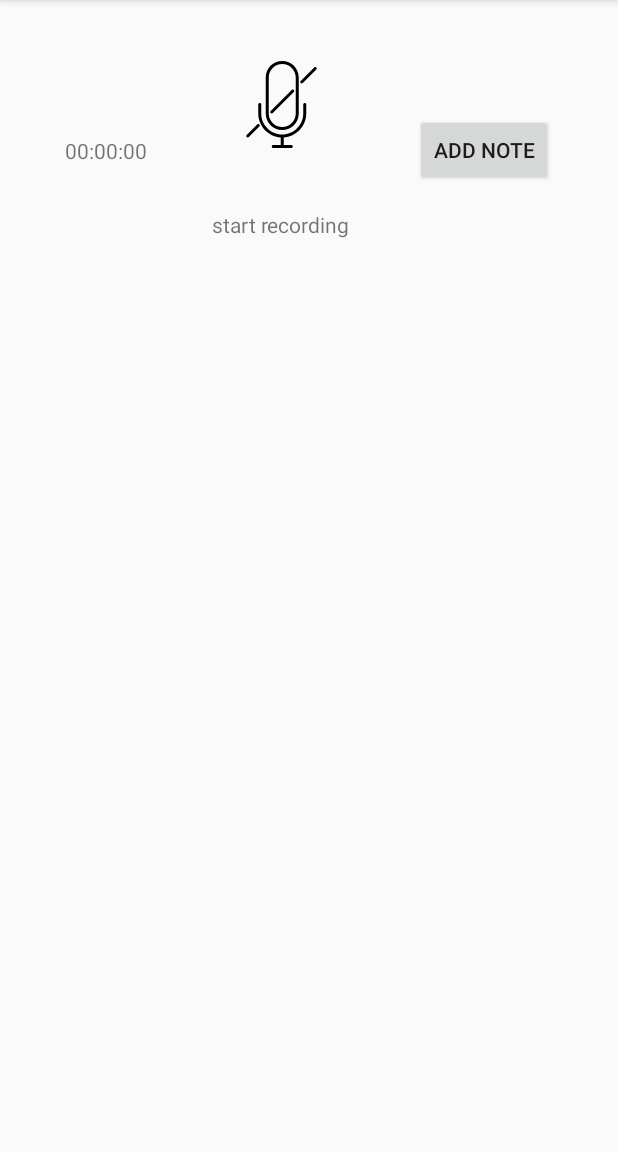
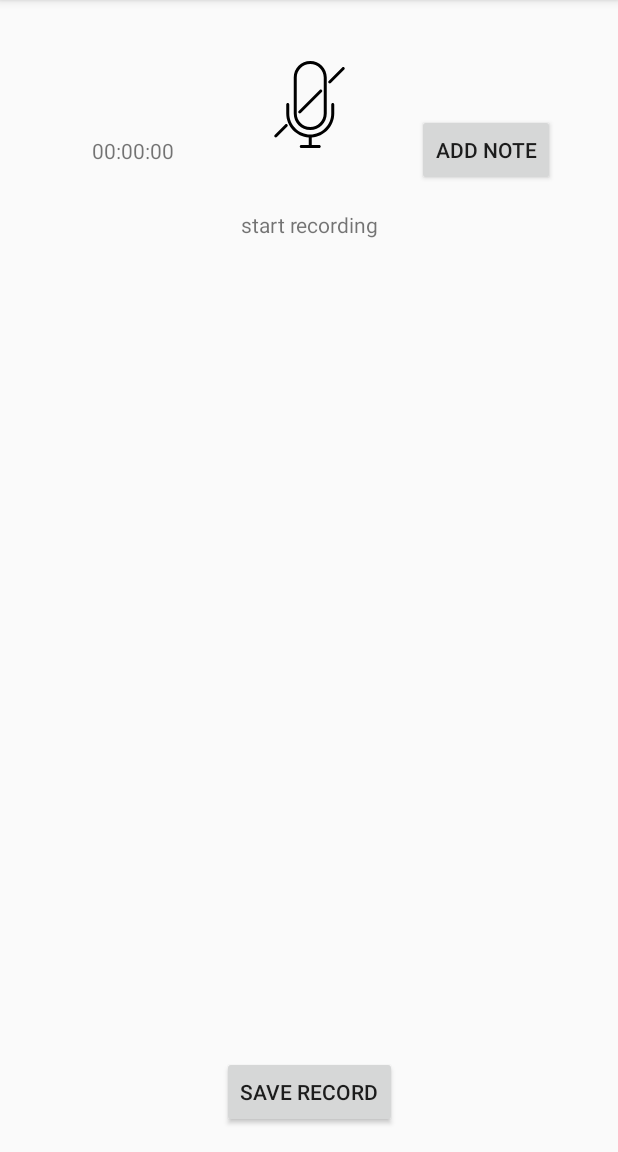
Before and after one commit to niyaz1998/lecture_recorder, an Android app: the screen it shows after launch (RecorderActivity), after a tap on an icon or button, on a phone screen of 412 x 824 dp, the part 84-1236 px from its top. Run offline under Robolectric (Android 15) with nearby library versions, the phone set to English and light mode, and no system bars.

Commit message:
finished functionality of recording scene

```diff
--- /dev/null
+++ b/app/src/main/java/com/example/lecturerecorder/model/Note.kt
@@ -0,0 +1,3 @@
+package com.example.lecturerecorder.model
+
+data class Note(var text: String, var seconds: Long)
--- a/app/src/main/java/com/example/lecturerecorder/recorder_activity/RecorderActivity.kt
+++ b/app/src/main/java/com/example/lecturerecorder/recorder_activity/RecorderActivity.kt
@@ -3,11 +3,13 @@ package com.example.lecturerecorder.recorder_activity
 import android.Manifest
 import android.content.pm.PackageManager
 import android.os.Bundle
-import android.util.Log
 import android.view.View
 import androidx.appcompat.app.AppCompatActivity
 import androidx.core.app.ActivityCompat
+import androidx.recyclerview.widget.LinearLayoutManager
 import com.example.lecturerecorder.R
+import com.example.lecturerecorder.model.Note
+import com.example.lecturerecorder.utils.formatTime
 import kotlinx.android.synthetic.main.activity_recorder.*
 
 
@@ -25,15 +27,31 @@ class RecorderActivity : AppCompatActivity() {
 
         val fileName = "${externalCacheDir?.absolutePath}/audiorecordtest.3gp"
 
-        viewModel = RecorderViewModel(fileName, this)
+        viewModel = RecorderViewModel(fileName, this, mutableListOf())
 
-        Log.e("recorder path", fileName)
         bMain.setOnClickListener {
             viewModel?.onMainButtonPressed()
         }
 
         bAddNote.setOnClickListener {
+            viewModel?.addNote()
         }
+        bAddNote.isEnabled = false
+
+        val viewManager = LinearLayoutManager(this)
+        val viewAdapter = NotesAdapter(
+            emptyList(),
+            { viewModel?.onNoteRemove(it) },
+            { index, text -> viewModel?.onTextChangedRemove(index, text) }
+        )
+        rvNotes.apply {
+            setHasFixedSize(true)
+            layoutManager = viewManager
+            adapter = viewAdapter
+        }
+
+        bSave.setOnClickListener { viewModel?.onSavePressed() }
+
         ActivityCompat.requestPermissions(
             this,
             permissions,
@@ -65,28 +83,30 @@ class RecorderActivity : AppCompatActivity() {
         viewModel?.onStop()
     }
 
-    fun setTime(millis: Long) {
+    fun setTime(seconds: Long) {
         runOnUiThread {
-            val seconds = (millis / 1000).toInt()
-            val minutes = seconds / 60
-            val hours = minutes / 60
-
-            val text = "${formatForTime(hours)}:${formatForTime(minutes)}:${formatForTime(seconds)}"
-
-            textTimer.text = text
+            textTimer.text = formatTime(seconds)
         }
-    }
-
-    private fun formatForTime(value: Int): String {
-        return if (value < 10) "0${value}" else value.toString()
     }
 
     fun setButton(state: ButtonState) {
         when (state) {
             ButtonState.RECORD -> bMain.setImageResource(R.drawable.ic_radio)
             ButtonState.STOP_RECORD -> bMain.setImageResource(R.drawable.ic_mute)
-            ButtonState.NULL -> bMain.visibility = View.GONE
+            ButtonState.NULL -> bMain.visibility = View.INVISIBLE
         }
+    }
+
+    fun showNotesList(notes: List<Note>) {
+        val viewAdapter = NotesAdapter(notes,
+            { viewModel?.onNoteRemove(it) },
+            { index, text -> viewModel?.onTextChangedRemove(index, text) }
+        )
+        rvNotes.swapAdapter(viewAdapter, false)
+    }
+
+    fun enableAddNodeButton(enabled: Boolean) {
+        bAddNote.isEnabled = enabled
     }
 }
 
--- a/app/src/main/java/com/example/lecturerecorder/recorder_activity/RecorderViewModel.kt
+++ b/app/src/main/java/com/example/lecturerecorder/recorder_activity/RecorderViewModel.kt
@@ -2,6 +2,7 @@ package com.example.lecturerecorder.recorder_activity
 
 import android.media.MediaRecorder
 import android.util.Log
+import com.example.lecturerecorder.model.Note
 import java.io.IOException
 import java.util.*
 
@@ -10,10 +11,15 @@ enum class RecorderState { NOT_STARTED, RECORDING, RECORDED }
 
 private const val LOG_TAG = "RecorderViewModel"
 
-class RecorderViewModel(private val fileName: String, private val view: RecorderActivity) {
+class RecorderViewModel(
+    private val fileName: String,
+    private val view: RecorderActivity,
+    private var notes: MutableList<Note>
+) {
     private var recorder: MediaRecorder? = null
     private var state: RecorderState = RecorderState.NOT_STARTED
     private var timer: Timer? = null
+    private var timerStartTime: Calendar? = null
 
     init {
         view.setButton(ButtonState.RECORD)
@@ -25,11 +31,13 @@ class RecorderViewModel(private val fileName: String, private val view: Recorder
             startTimer()
             state = RecorderState.RECORDING
             view.setButton(ButtonState.STOP_RECORD)
+            view.enableAddNodeButton(true)
         } else if (state == RecorderState.RECORDING) {
             stopRecording()
             stopTimer()
             state = RecorderState.RECORDED
             view.setButton(ButtonState.NULL)
+            view.enableAddNodeButton(false)
         }
     }
 
@@ -38,6 +46,10 @@ class RecorderViewModel(private val fileName: String, private val view: Recorder
         recorder?.reset()
         recorder?.release()
         recorder = null
+    }
+
+    fun onSavePressed() {
+        printData()
     }
 
     private fun startRecording() {
@@ -68,25 +80,45 @@ class RecorderViewModel(private val fileName: String, private val view: Recorder
 
     private fun startTimer() {
         timer = Timer()
-        timer?.schedule(MillisPassedTimer(Calendar.getInstance()) {
-            view.setTime(it)
+        timerStartTime = Calendar.getInstance()
+        timer?.schedule(object : TimerTask() {
+            override fun run() {
+                view.setTime(getSecondsFromStartTime())
+            }
+
         }, 0, 1000)
     }
 
     private fun stopTimer() {
         timer?.cancel()
         timer = null
+        timerStartTime = null
         view.setTime(0)
     }
-}
 
-class MillisPassedTimer(
-    private val time: Calendar,
-    private val callback: (Seconds: Long) -> Unit
-) :
-    TimerTask() {
+    fun addNote() {
+        notes.add(notes.size, Note("", getSecondsFromStartTime()))
+        view.showNotesList(notes)
+    }
 
-    override fun run() {
-        callback((Calendar.getInstance().timeInMillis - time.timeInMillis))
+    private fun getSecondsFromStartTime(): Long =
+        (Calendar.getInstance().timeInMillis - timerStartTime?.timeInMillis!!) / 1000
+
+    fun onNoteRemove(index: Int) {
+        notes.removeAt(index)
+        view.showNotesList(notes)
+    }
+
+    fun onTextChangedRemove(index: Int, text: String) {
+        notes[index].text = text
+        // printData()
+    }
+
+    private fun printData() {
+        Log.d("Niyaz", fileName)
+
+        notes.forEach {
+            Log.d("Niyaz", "${it.seconds}:${it.text}")
+        }
     }
 }
--- /dev/null
+++ b/app/src/main/java/com/example/lecturerecorder/utils/TiimeUtils.kt
@@ -0,0 +1,12 @@
+package com.example.lecturerecorder.utils
+
+fun formatTime(seconds: Long): String {
+    val minutes = seconds / 60
+    val hours = minutes / 60
+
+    return "${formatForTime(hours)}:${formatForTime(minutes)}:${formatForTime(seconds)}"
+}
+
+private fun formatForTime(value: Long): String {
+    return if (value < 10) "0${value}" else value.toString()
+}
--- a/app/src/main/res/layout/activity_recorder.xml
+++ b/app/src/main/res/layout/activity_recorder.xml
@@ -19,12 +19,11 @@
             android:layout_width="wrap_content"
             android:layout_height="wrap_content"
             android:background="@android:color/transparent"
-            app:layout_constraintEnd_toStartOf="@id/bAddNote"
-            app:layout_constraintStart_toEndOf="@id/textTimer"
+            app:layout_constraintBottom_toTopOf="@+id/textStartRecording"
+            app:layout_constraintEnd_toEndOf="parent"
+            app:layout_constraintStart_toStartOf="parent"
             app:layout_constraintTop_toTopOf="parent"
-            app:layout_constraintBottom_toTopOf="@+id/textStartRecording"
-            app:srcCompat="@drawable/ic_play_circle"
-            tools:layout_editor_absoluteX="150dp" />
+            app:srcCompat="@drawable/ic_play_circle" />
 
         <TextView
             android:id="@+id/textTimer"
@@ -32,7 +31,7 @@
             android:layout_height="wrap_content"
             android:text="@string/time_zero"
             app:layout_constraintBottom_toBottomOf="parent"
-            app:layout_constraintEnd_toStartOf="@+id/textStartRecording"
+            app:layout_constraintEnd_toStartOf="@+id/bMain"
             app:layout_constraintStart_toStartOf="parent"
             app:layout_constraintTop_toTopOf="parent" />
 
@@ -53,15 +52,27 @@
             android:text="@string/add_note"
             app:layout_constraintBottom_toBottomOf="parent"
             app:layout_constraintEnd_toEndOf="parent"
-            app:layout_constraintStart_toEndOf="@+id/textStartRecording"
+            app:layout_constraintStart_toEndOf="@+id/bMain"
             app:layout_constraintTop_toTopOf="parent" />
     </androidx.constraintlayout.widget.ConstraintLayout>
 
     <androidx.recyclerview.widget.RecyclerView
+        android:id="@+id/rvNotes"
         android:layout_width="0dp"
         android:layout_height="0dp"
-        app:layout_constraintBottom_toBottomOf="parent"
+        android:layout_marginBottom="16dp"
+        app:layout_constraintBottom_toTopOf="@+id/button"
         app:layout_constraintEnd_toEndOf="parent"
         app:layout_constraintStart_toStartOf="parent"
         app:layout_constraintTop_toBottomOf="@+id/constraintLayout" />
+
+    <Button
+        android:id="@+id/bSave"
+        android:layout_width="wrap_content"
+        android:layout_height="wrap_content"
+        android:layout_marginBottom="16dp"
+        android:text="@string/save_record"
+        app:layout_constraintBottom_toBottomOf="parent"
+        app:layout_constraintEnd_toEndOf="parent"
+        app:layout_constraintStart_toStartOf="parent" />
 </androidx.constraintlayout.widget.ConstraintLayout>
--- a/app/src/main/res/values/strings.xml
+++ b/app/src/main/res/values/strings.xml
@@ -3,4 +3,5 @@
     <string name="start_recording">start recording</string>
     <string name="add_note">Add Note</string>
     <string name="time_zero">00:00:00</string>
+    <string name="save_record">Save Record</string>
 </resources>
```
Also changed, not shown: app/src/main/java/com/example/lecturerecorder/recorder_activity/NotesAdapter.kt (added, +90 -0 lines), app/src/main/res/drawable/ic_delete_black_24dp.xml (added, +9 -0 lines), app/src/main/res/layout/rv_record_note.xml (added, +43 -0 lines).
